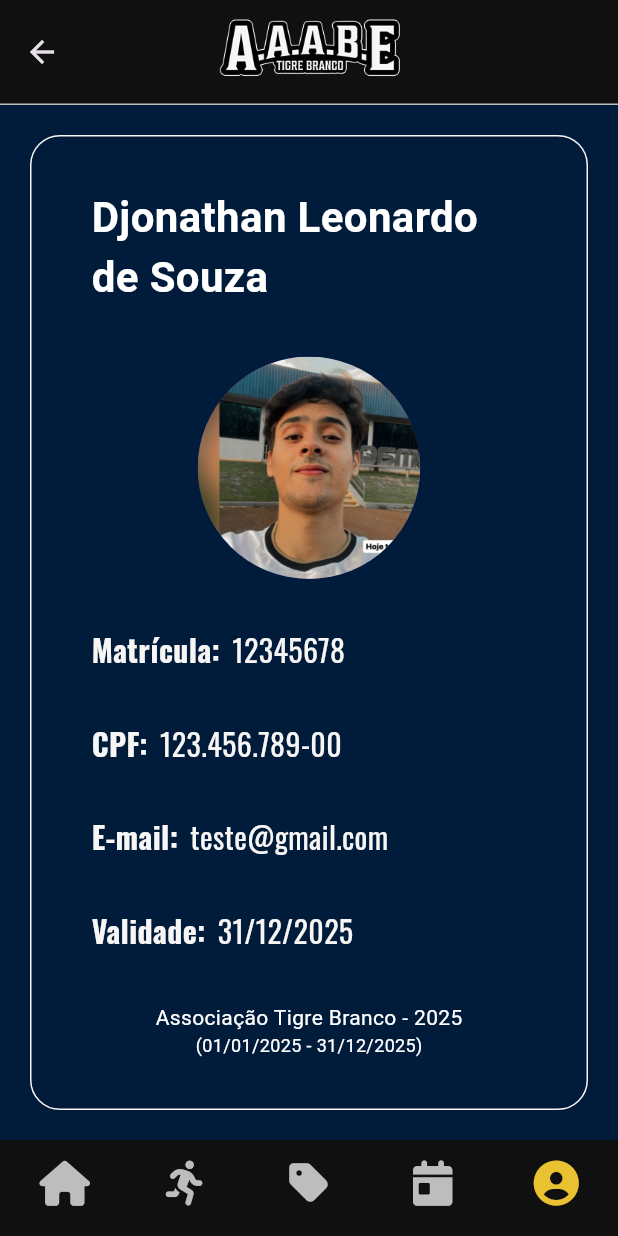
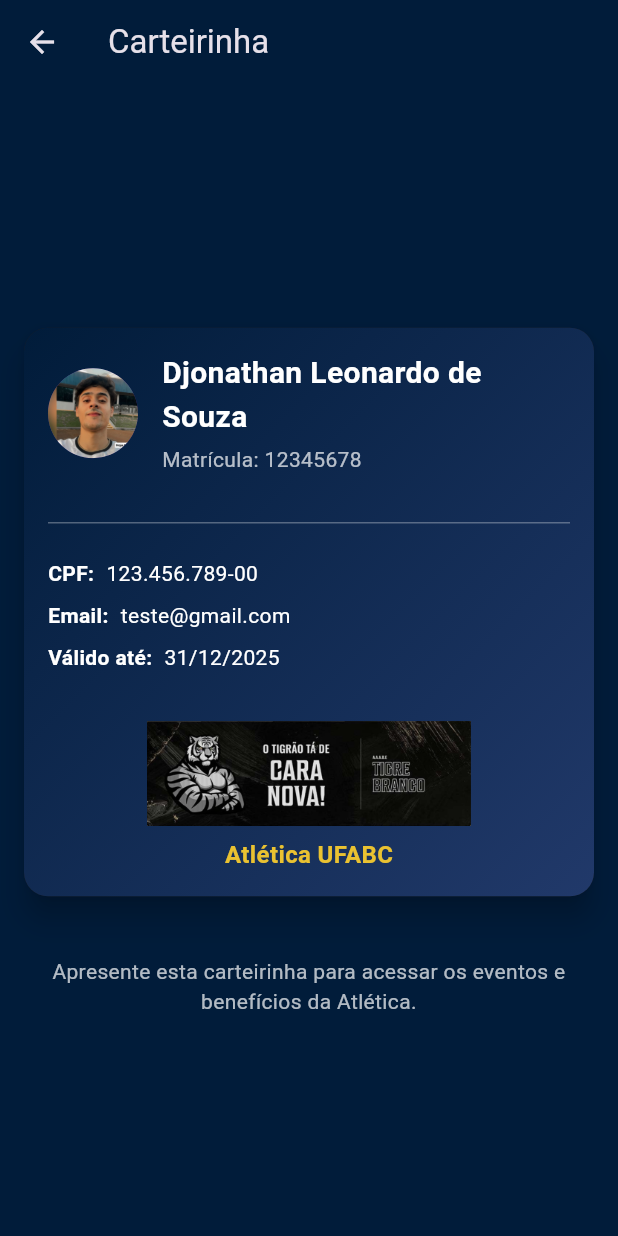
Before and after one commit to Biopark-Grupo-01/app-atletica, a Flutter app: the screen it shows after launch, item 5 of the bottom bar chosen, after a tap on "Carteirinha", on a phone screen of 412 x 824 dp. Run offline on Flutter 3.47's test engine with Material 3 defaults, Android fonts, the phone set to English and light mode, and no system bars; our stand-ins replace carousel_slider, font_awesome_flutter, google_fonts, image_picker, mask_text_input_formatter, smooth_page_indicator; accounts and stored records are empty; network calls fail.

Commit message:
fix: para fazer rodar

```diff
--- a/lib/main.dart
+++ b/lib/main.dart
@@ -2,7 +2,7 @@ import 'package:app_atletica/screens/account/edit_profile_screen.dart';
 import 'package:app_atletica/screens/forms/profile_registration.dart';
 import 'package:app_atletica/screens/forms/trainings_registration.dart';
 import 'package:app_atletica/screens/account/account_settings_screen.dart';
-import 'package:app_atletica/screens/account/membershipCard.dart';
+import 'package:app_atletica/screens/account/memberShipCard.dart';
 import 'package:app_atletica/screens/account/tickets.dart';
 import 'package:app_atletica/screens/store/store_screen.dart';
 import 'package:app_atletica/screens/store/product.dart';
@@ -52,7 +52,7 @@ class MyApp extends StatelessWidget {
         '/trainings_registration': (context) => TrainingsRegistrationForm(),
         '/profile_registration': (context) => ProfileRegistrationForm(),
         '/tickets': (context) => const TicketsScreen(),
-        '/membership': (context) => const MembershipCardScreen(),
+        '/membership': (context) => const AccountSettingsScreen(),
       },
     );
   }
--- a/lib/screens/account/memberShipCard.dart
+++ b/lib/screens/account/memberShipCard.dart
@@ -1,104 +1,145 @@
+import 'package:flutter/material.dart';
+import 'package:app_atletica/screens/account/user_model.dart';
 import 'package:app_atletica/theme/app_colors.dart';
-import 'package:flutter/material.dart';
-import 'package:app_atletica/widgets/custom_app_bar.dart';
-import 'package:app_atletica/widgets/custom_bottom_nav_bar.dart';
-import 'package:app_atletica/screens/account/user_model.dart';
 
 class MembershipCardScreen extends StatelessWidget {
-  final UserModel? user;
+  final UserModel user;
 
-  const MembershipCardScreen({super.key, this.user});
+  const MembershipCardScreen({Key? key, required this.user}) : super(key: key);
 
   @override
   Widget build(BuildContext context) {
     return Scaffold(
-      appBar: CustomAppBar(showBackButton: true),
-      body: SafeArea(
+      appBar: AppBar(
+        title: const Text('Carteirinha'),
+        backgroundColor: AppColors.blue,
+      ),
+      body: Container(
+        color: AppColors.blue,
+        child: Center(
           child: Column(
+            mainAxisAlignment: MainAxisAlignment.center,
             children: [
-            Expanded(
-              child: Padding(
-                padding: const EdgeInsets.all(20.0),
+              Card(
+                elevation: 8,
+                shape: RoundedRectangleBorder(
+                  borderRadius: BorderRadius.circular(16),
+                ),
+                margin: const EdgeInsets.all(16),
                 child: Container(
                   width: double.infinity,
+                  padding: const EdgeInsets.all(16),
                   decoration: BoxDecoration(
-                    borderRadius: BorderRadius.circular(20),
-                    border: Border.all(color: AppColors.white, width: 1),
+                    borderRadius: BorderRadius.circular(16),
+                    gradient: const LinearGradient(
+                      begin: Alignment.topLeft,
+                      end: Alignment.bottomRight,
+                      colors: [AppColors.blue, Color(0xff21396a)],
+                    ),
                   ),
                   child: Column(
-                    mainAxisAlignment: MainAxisAlignment.spaceEvenly,
+                    crossAxisAlignment: CrossAxisAlignment.start,
                     children: [
-                        Padding(
-                          padding: const EdgeInsets.symmetric(horizontal: 40, vertical: 0),
-                          child: Text(
-                            user!.name,
+                      Row(
+                        children: [
+                          CircleAvatar(
+                            radius: 30,
+                            backgroundImage:
+                                user.avatarUrl != null &&
+                                        user.avatarUrl!.isNotEmpty
+                                    ? AssetImage(user.avatarUrl!)
+                                    : const AssetImage(
+                                          "assets/images/emblema.png",
+                                        )
+                                        as ImageProvider,
+                          ),
+                          const SizedBox(width: 16),
+                          Expanded(
+                            child: Column(
+                              crossAxisAlignment: CrossAxisAlignment.start,
+                              children: [
+                                Text(
+                                  user.name,
                                   style: const TextStyle(
+                                    fontSize: 20,
+                                    fontWeight: FontWeight.bold,
                                     color: Colors.white,
-                            fontSize: 28,
-                            fontWeight: FontWeight.bold,
                                   ),
                                 ),
+                                const SizedBox(height: 4),
+                                Text(
+                                  'Matrícula: ${user.registration}',
+                                  style: const TextStyle(
+                                    fontSize: 14,
+                                    color: Colors.white70,
                                   ),
-                      CircleAvatar(
-                        radius: MediaQuery.of(context).size.height * 0.09,
-                        backgroundImage: AssetImage(user!.avatarUrl!),
-                      ),
-                      _buildInfoRow(
-                        'Matrícula:',
-                        user!.registration.toString(),
-                      ),
-                      _buildInfoRow('CPF:', user!.cpf!),
-                      _buildInfoRow('E-mail:', user!.email),
-                      _buildInfoRow('Validade:', user!.validUntil!),
-                      Column(
-                        children: const [
-                          Text(
-                            'Associação Tigre Branco - 2025',
-                            style: TextStyle(color: Colors.white, fontSize: 14),
-                          ),
-                          Text(
-                            '(01/01/2025 - 31/12/2025)',
-                            style: TextStyle(color: Colors.white, fontSize: 12),
                                 ),
                               ],
                             ),
+                          ),
                         ],
                       ),
+                      const SizedBox(height: 24),
+                      const Divider(color: Colors.white30),
+                      const SizedBox(height: 16),
+                      buildInfoRow('CPF:', user.cpf ?? 'Não disponível'),
+                      buildInfoRow('Email:', user.email),
+                      buildInfoRow(
+                        'Válido até:',
+                        user.validUntil ?? 'Não disponível',
+                      ),
+                      const SizedBox(height: 24),
+                      Center(
+                        child: Image.asset(
+                          'assets/images/cartao.png',
+                          height: 70,
+                        ),
+                      ),
+                      const SizedBox(height: 8),
+                      const Center(
+                        child: Text(
+                          'Atlética UFABC',
+                          style: TextStyle(
+                            fontSize: 16,
+                            fontWeight: FontWeight.bold,
+                            color: AppColors.yellow,
                           ),
                         ),
                       ),
                     ],
                   ),
                 ),
-      bottomNavigationBar: CustomBottomNavBar(currentIndex: 4),
+              ),
+              const SizedBox(height: 24),
+              const Text(
+                'Apresente esta carteirinha para acessar os eventos e benefícios da Atlética.',
+                textAlign: TextAlign.center,
+                style: TextStyle(color: Colors.white70),
+              ),
+            ],
+          ),
+        ),
+      ),
     );
   }
 
-  _buildInfoRow(String label, String value) {
+  Widget buildInfoRow(String label, String value) {
     return Padding(
-      padding: const EdgeInsets.symmetric(horizontal: 40, vertical: 0),
+      padding: const EdgeInsets.only(bottom: 8),
       child: Row(
-        crossAxisAlignment: CrossAxisAlignment.start,
         children: [
           Text(
             label,
             style: const TextStyle(
-              color: AppColors.white,
-              fontSize: 20,
+              fontSize: 14,
               fontWeight: FontWeight.bold,
-              fontFamily: 'Oswald',
+              color: Colors.white,
             ),
           ),
           const SizedBox(width: 8),
-          Flexible(
-            child: Text(
+          Text(
             value,
-              style: const TextStyle(
-                color: AppColors.white,
-                fontSize: 20,
-                fontFamily: 'Oswald',
-              ),
-            ),
+            style: const TextStyle(fontSize: 14, color: Colors.white),
           ),
         ],
       ),
--- a/pubspec.yaml
+++ b/pubspec.yaml
@@ -12,7 +12,7 @@ dependencies:
   font_awesome_flutter: ^10.8.0
   carousel_slider: ^5.0.0
   image_picker: ^1.1.2
-  http: ^1.3.0
+  http: ^1.4.0
   intl: ^0.20.2
   google_fonts: ^6.2.1
   mask_text_input_formatter: ^2.9.0
```
Also changed, not shown: lib/screens/account/account_settings_screen.dart (+19 -23 lines), pubspec.lock, 5 other files. Lines whose indentation alone changed are shown as unchanged.
